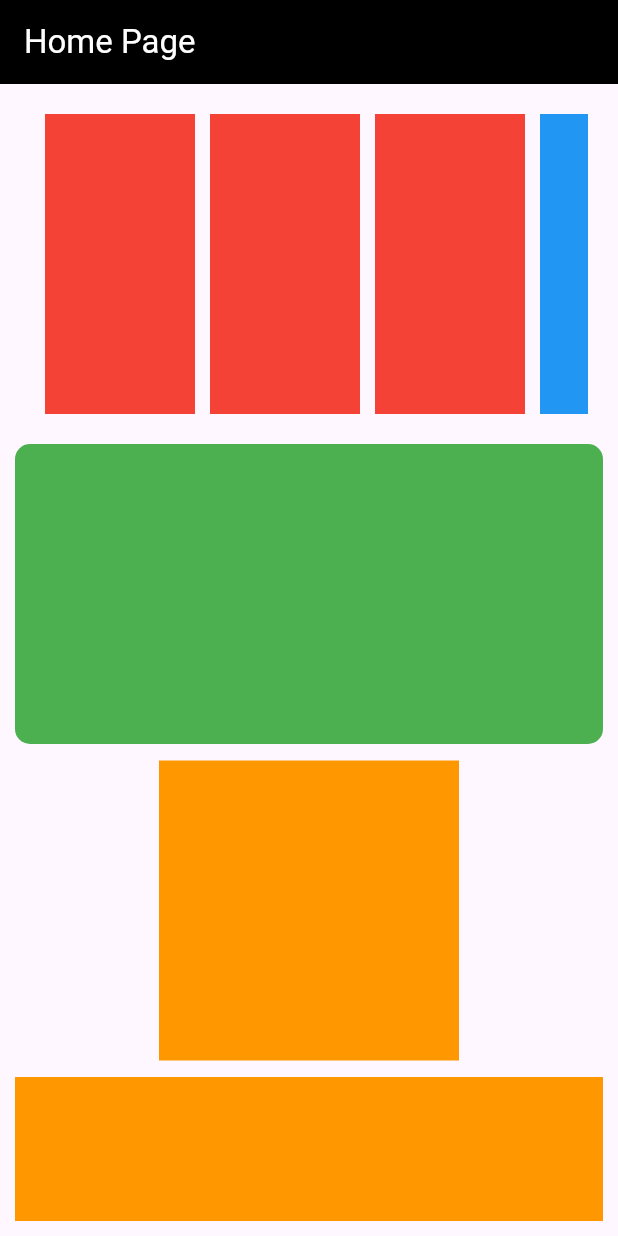
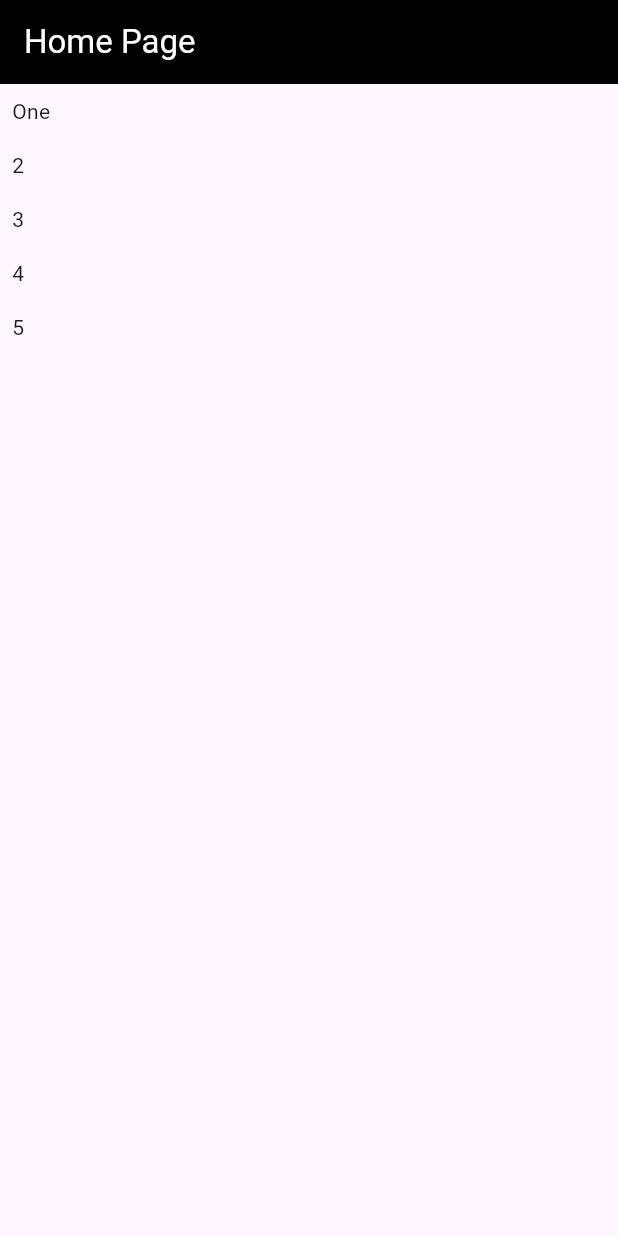
Before and after one commit to Saqib92/flutter_learning, a Flutter app: the screen it shows after launch, on a phone screen of 412 x 824 dp. Run offline on Flutter 3.47's test engine with Material 3 defaults, Android fonts, the phone set to English and light mode, and no system bars.

Commit message:
listView example

```diff
--- a/lib/main.dart
+++ b/lib/main.dart
@@ -43,78 +43,36 @@ class _MyHomePageState extends State<MyHomePage> {
           // the App.build method, and use it to set our appbar title.
           title: Text(widget.title, style: TextStyle(color: Colors.white)),
         ),
-        body: Padding(
-          padding: EdgeInsets.all(10),
-          child: SingleChildScrollView(
-            child: Column(
+        body: Center(
+          child: ListView(
+            scrollDirection: Axis.vertical,
             children: [
-                Padding(
-                  padding: EdgeInsets.all(10),
-                  child: SingleChildScrollView(
-                    scrollDirection: Axis.horizontal,
-                    child: Row(
-                      children: [
-                        Container(
-                          margin: EdgeInsets.only(left: 10, bottom: 10),
-                          height: 200,
-                          width: 100,
-                          color: Colors.red,
-                        ),
-                        Container(
-                          margin: EdgeInsets.only(left: 10, bottom: 10),
-                          height: 200,
-                          width: 100,
-                          color: Colors.red,
-                        ),
-                        Container(
-                          margin: EdgeInsets.only(left: 10, bottom: 10),
-                          height: 200,
-                          width: 100,
-                          color: Colors.red,
-                        ),
-                        Container(
-                          margin: EdgeInsets.only(left: 10, bottom: 10),
-                          height: 200,
-                          width: 100,
-                          color: Colors.blue,
-                        )
-                      ],
+              InkWell(
+                onTap: (){
+                    print('from inkwell');
+                },
+                child: Padding(
+                  padding: EdgeInsets.all(8),
+                  child: Text('One'),
                 ),
               ),
+              Padding(
+                padding: EdgeInsets.all(8),
+                child: Text('2'),
               ),
-                Container(
-                  margin: EdgeInsets.only(bottom: 11),
-                  height: 200,
-                  decoration: BoxDecoration(
-                    borderRadius: BorderRadius.circular(10),
-                    color: Colors.green,
+              Padding(
+                padding: EdgeInsets.all(8),
+                child: Text('3'),
               ),
+              Padding(
+                padding: EdgeInsets.all(8),
+                child: Text('4'),
               ),
-                Container(
-                  margin: EdgeInsets.only(bottom: 11),
-                  width: 200,
-                  height: 200,
-                  color: Colors.orange,
-                ),
-                Container(
-                  margin: EdgeInsets.only(bottom: 11),
-                  height: 200,
-                  color: Colors.orange,
-                ),
-                Container(
-                  margin: EdgeInsets.only(bottom: 11),
-                  width: 200,
-                  height: 200,
-                  color: Colors.orange,
-                ),
-                Container(
-                  margin: EdgeInsets.only(bottom: 11),
-                  width: 200,
-                  height: 200,
-                  color: Colors.orange,
+              Padding(
+                padding: EdgeInsets.all(8),
+                child: Text('5'),
               ),
             ],
-            ),
           ),
         ));
   }
```
Lines whose indentation alone changed are shown as unchanged.
